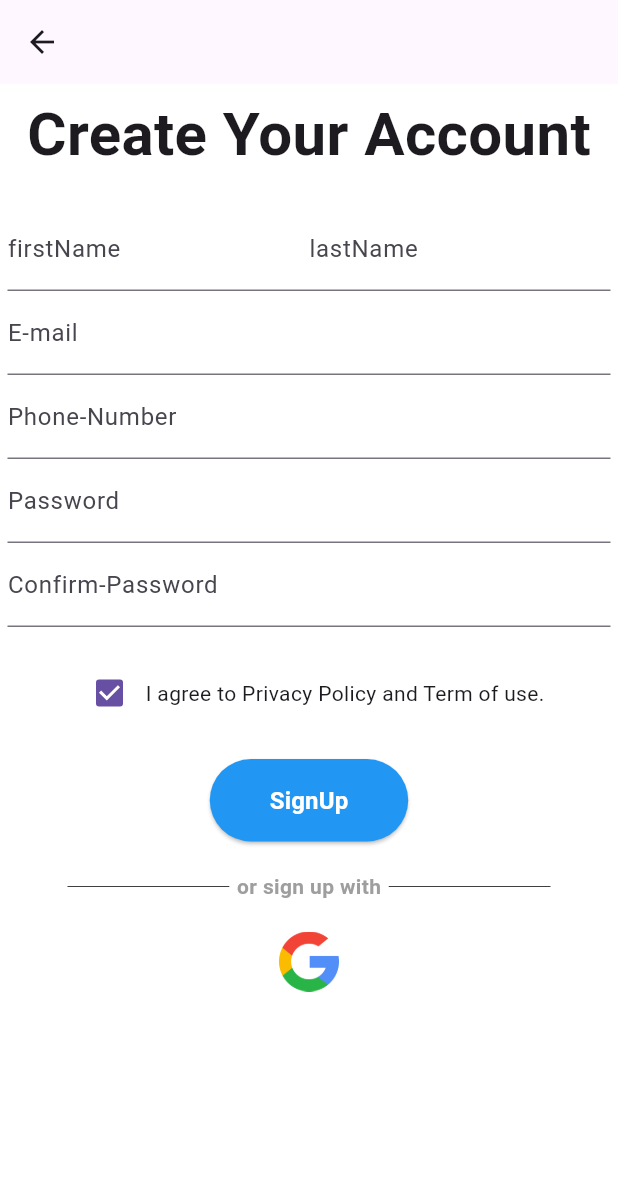
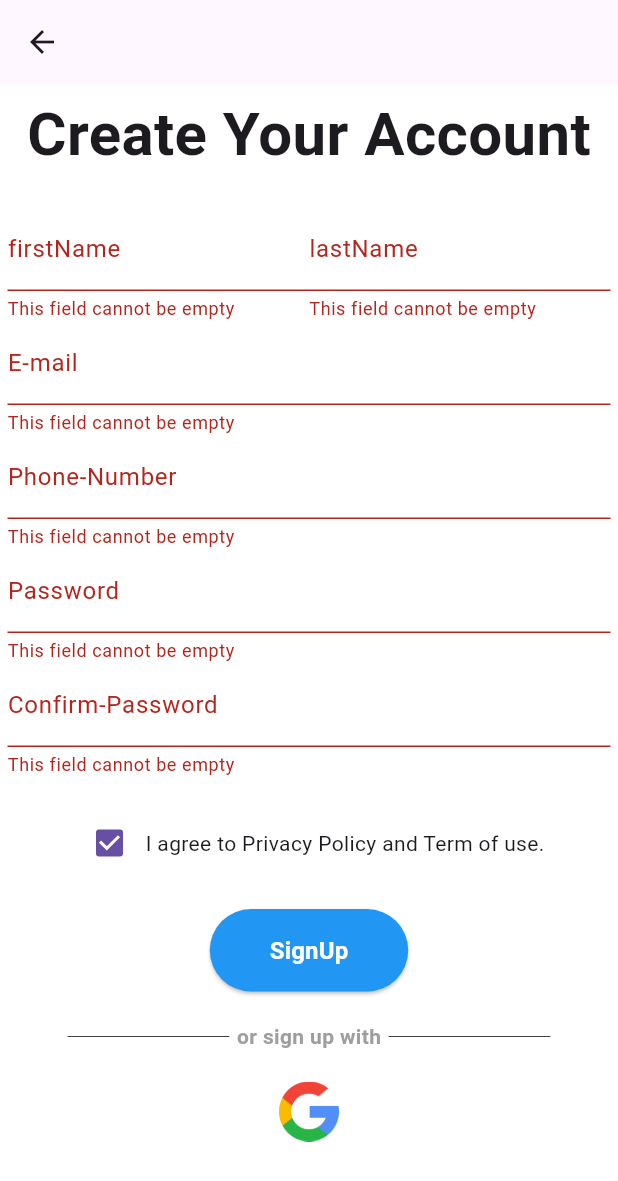
Before and after one commit to surajpahari/walletwise, a Flutter app: the SignUpScreen screen opened directly, after a tap on "SignUp", on a phone screen of 412 x 824 dp. Shown: the top 1181 px of the screen. Run offline on Flutter 3.47's test engine with Material 3 defaults, Android fonts, the light colour scheme and no system bars; our stand-ins replace get.

Commit message:
signup form validation for empty field

```diff
--- a/frontend/lib/controllers/auth/signup_controller.dart
+++ b/frontend/lib/controllers/auth/signup_controller.dart
@@ -23,6 +23,9 @@ class SignUpController extends ApiToken {
       'name': '${firstName.text} ${lastName.text}',
       'password_confirmation': confirmPassword.text,
     };
+    if (!signupFormkey.currentState!.validate()) {
+      return;
+    }
     await FetchAPI(ApiUrls.signupUrl, HttpMethod.post, body: body)
         .fetchUnauthorizedAPI()
         .then((response) => _handleSucessfullSingup(response));
--- a/frontend/lib/utils/validators/validation.dart
+++ b/frontend/lib/utils/validators/validation.dart
@@ -1,7 +1,7 @@
 class WwValidator {
   static String? isInputEmpty(String? value) {
     if (value == null || value.isEmpty) {
-      return "Email is required";
+      return "This field cannot be empty";
     }
     return null;
   }
```
